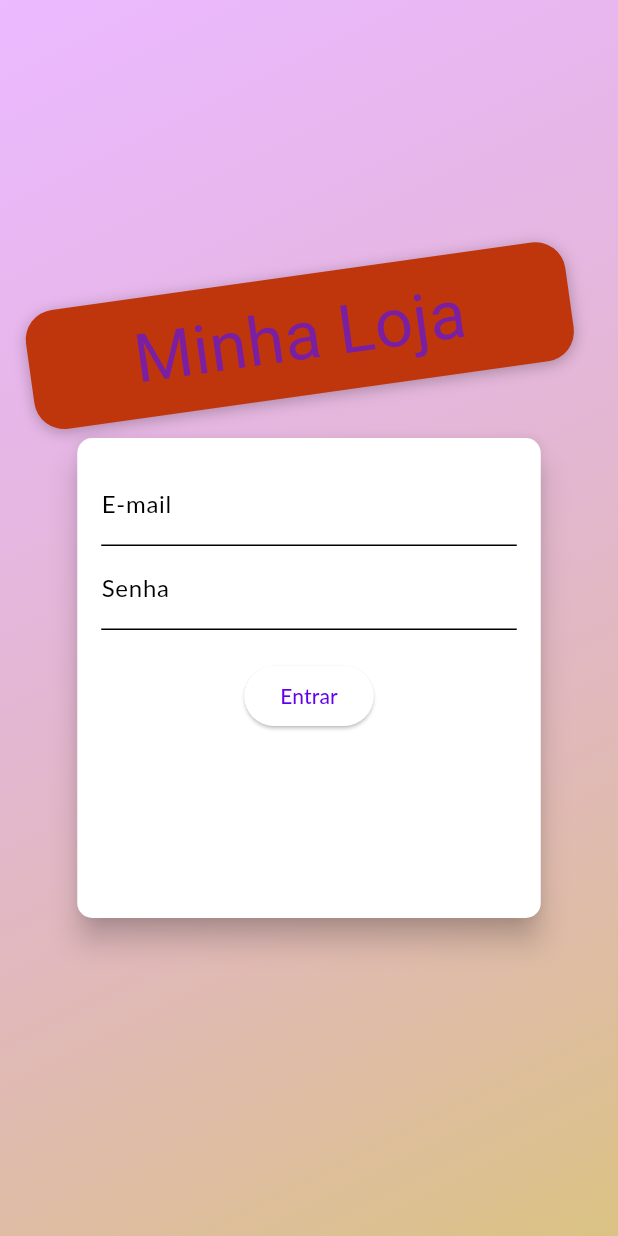
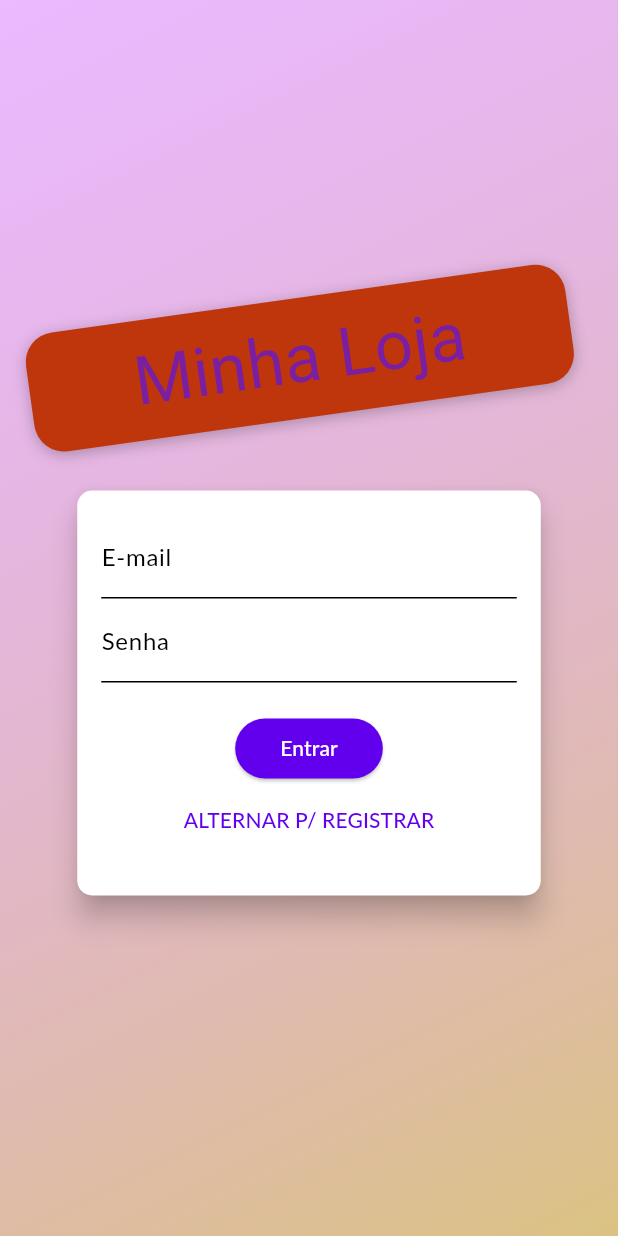
Before and after one commit to Junior580/MyShop, a Flutter app: the screen it shows after launch, on a phone screen of 412 x 824 dp. Run offline on Flutter 3.47's test engine with Material 3 defaults, Android fonts, the phone set to English and light mode, and no system bars; Roboto replaces fonts that are missing (Anton, Lato).

Commit message:
feat: auth card login state

```diff
--- a/lib/views/auth_screen.dart
+++ b/lib/views/auth_screen.dart
@@ -26,6 +26,7 @@ class AuthScreen extends StatelessWidget {
               crossAxisAlignment: CrossAxisAlignment.center,
               children: [
                 Container(
+                  margin: const EdgeInsets.only(bottom: 20.0),
                   padding:
                       const EdgeInsets.symmetric(vertical: 8, horizontal: 70),
                   transform: Matrix4.rotationZ(-8 * pi / 180)..translate(-10.0),
--- a/lib/widgets/auth_card.dart
+++ b/lib/widgets/auth_card.dart
@@ -1,4 +1,3 @@
-import 'package:flutter/cupertino.dart';
 import 'package:flutter/material.dart';
 
 enum AuthMode { Signup, Login }
@@ -11,13 +10,48 @@ class AuthCard extends StatefulWidget {
 }
 
 class _AuthCardState extends State<AuthCard> {
-  final AuthMode _authMode = AuthMode.Login;
+  final GlobalKey<FormState> _form = GlobalKey();
+
+  bool _isLoading = false;
+  AuthMode _authMode = AuthMode.Login;
   final _passwordController = TextEditingController();
 
   final Map<String, String> _authData = {
     "email": "",
     "password": "",
   };
+
+  void _submit() {
+    if (!_form.currentState!.validate()) {
+      return;
+    }
+    setState(() {
+      _isLoading = true;
+    });
+
+    _form.currentState?.save();
+    if (_authData == AuthMode.Login) {
+      //login
+    } else {
+      //registrar
+    }
+
+    setState(() {
+      _isLoading = false;
+    });
+  }
+
+  void _switchAuthMode() {
+    if (_authMode == AuthMode.Login) {
+      setState(() {
+        _authMode = AuthMode.Signup;
+      });
+    } else {
+      setState(() {
+        _authMode = AuthMode.Login;
+      });
+    }
+  }
 
   @override
   Widget build(BuildContext context) {
@@ -28,10 +62,11 @@ class _AuthCardState extends State<AuthCard> {
       ),
       elevation: 8.0,
       child: Container(
-        height: 320,
+        height: _authMode == AuthMode.Login ? 270 : 320,
         width: deviceSize.width * 0.75,
         padding: const EdgeInsets.all(16.0),
         child: Form(
+          key: _form,
           child: Column(
             children: [
               TextFormField(
@@ -80,10 +115,29 @@ class _AuthCardState extends State<AuthCard> {
                   onSaved: (value) => _authData["email"] = value!,
                 ),
               const SizedBox(height: 20),
-              ElevatedButton(
-                child:
-                    Text(_authMode == AuthMode.Login ? "Entrar" : "REGISTRAR"),
-                onPressed: () {},
+              if (_isLoading)
+                const CircularProgressIndicator()
+              else
+                ElevatedButton(
+                  style: ElevatedButton.styleFrom(
+                      padding: const EdgeInsets.symmetric(
+                          horizontal: 30, vertical: 8),
+                      shape: RoundedRectangleBorder(
+                        borderRadius: BorderRadius.circular(30),
+                      ),
+                      backgroundColor: Theme.of(context).primaryColor),
+                  onPressed: _submit,
+                  child: Text(
+                    _authMode == AuthMode.Login ? "Entrar" : "REGISTRAR",
+                    style: const TextStyle(color: Colors.white),
+                  ),
+                ),
+              TextButton(
+                onPressed: _switchAuthMode,
+                child: Text(
+                  "ALTERNAR P/ ${_authMode == AuthMode.Login ? "REGISTRAR" : "LOGIN"}",
+                  style: TextStyle(color: Theme.of(context).primaryColor),
+                ),
               )
             ],
           ),
```
